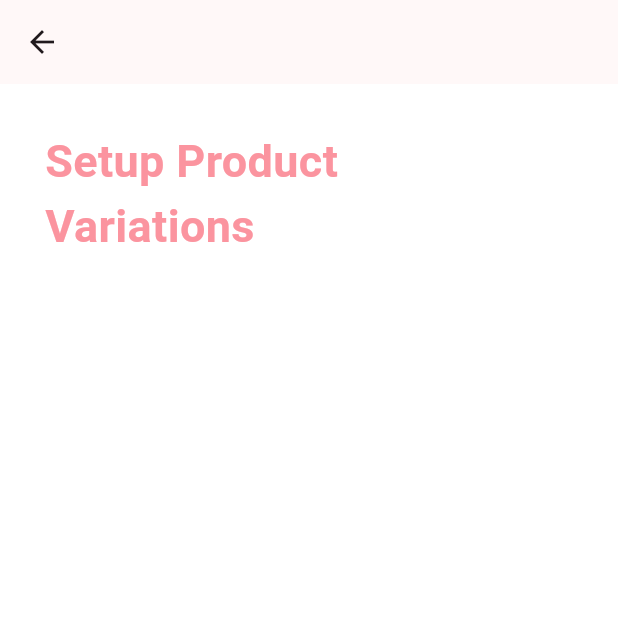
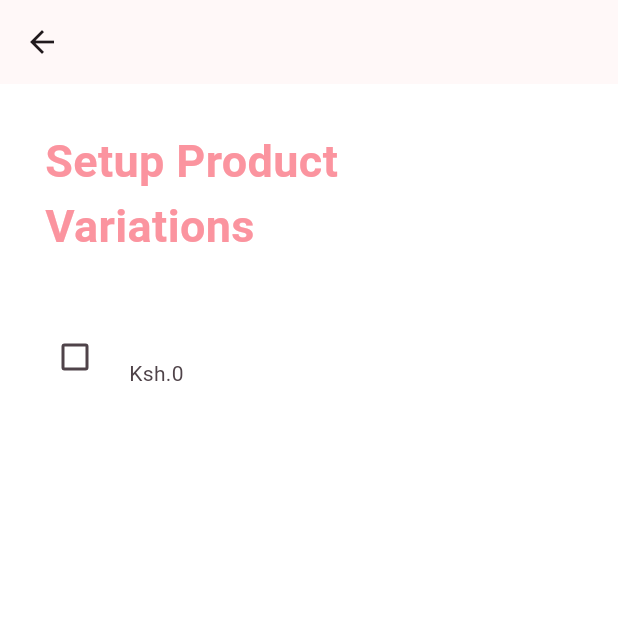
Before and after one commit to Brightmuk/product-options, a Flutter app: the VariationsPage screen opened directly, on a phone screen of 412 x 824 dp, the top half of it. Run offline on Flutter 3.47's test engine with Material 3 defaults, Android fonts, the phone set to English and light mode, and no system bars; our stand-ins replace flutter_styled_toast.

Commit message:
Generating product variations

```diff
--- a/lib/models/option.dart
+++ b/lib/models/option.dart
@@ -4,6 +4,4 @@ class ProductOption{
 
   ProductOption({required this.name,required this.values});
 
-
-
 }
--- a/lib/models/variation.dart
+++ b/lib/models/variation.dart
@@ -1,6 +1,6 @@
-class Variation {
+class ProductVariation {
   final String description;
   final int price;
   final int quantity;
-  Variation({required this.description, required this.price, required this.quantity});
+  ProductVariation({required this.description, required this.price, required this.quantity});
 }
--- a/lib/pages/variation_page.dart
+++ b/lib/pages/variation_page.dart
@@ -1,5 +1,6 @@
 import 'package:flutter/material.dart';
 import 'package:product_options/models/option.dart';
+import 'package:product_options/models/variation.dart';
 import 'package:product_options/pages/option_settings_page.dart';
 import 'package:product_options/pages/variations_settings_page.dart';
 import 'package:product_options/state/options_state.dart';
@@ -21,14 +22,15 @@ class _VariationsPageState extends State<VariationsPage> {
   @override
   Widget build(BuildContext context) {
     OptionState state = Provider.of<OptionState>(context);
+    List<ProductVariation> allVariations = state.generateCombinations();
 
     return Scaffold(
       backgroundColor: Colors.white,
       appBar: AppBar(),
       body: Padding(
         padding: EdgeInsets.all(30.0),
-        child: Column(
-          crossAxisAlignment: CrossAxisAlignment.start,
+        child: ListView(
+
           children: <Widget>[
             const Text(
               'Setup Product\nVariations',
@@ -41,26 +43,36 @@ class _VariationsPageState extends State<VariationsPage> {
               height: 30,
             ),
              ListView.builder(
-               shrinkWrap: true,
-             itemCount: state.variations.length,
+             physics: NeverScrollableScrollPhysics(),
+             shrinkWrap: true,
+             itemCount: allVariations.length,
              itemBuilder: (context, index){
 
-               return ListTile(
+               return CheckboxListTile(
+                onChanged: (val){
+                  if(val!){
+                    state.addVariation(allVariations[index],null);
+                  }else{
+                    state.removeVariation(allVariations[index]);
+                  }
+
+                },
+                value: state.variations.contains(allVariations[index]),
                  contentPadding: EdgeInsets.zero,
-                 leading: Text((index+1).toString()),
-                 title: Text(state.variations[index].description),
-                 subtitle: Text('Ksh.${state.variations[index].price}'),
-                 trailing: IconButton(icon: Icon(Icons.settings_outlined),onPressed: ()async{
+                controlAffinity: ListTileControlAffinity.leading,
+                 title: Text(allVariations[index].description),
+                 subtitle: Text('Ksh.${allVariations[index].price}'),
+                //  trailing: IconButton(icon: Icon(Icons.settings_outlined),onPressed: ()async{
 
-                   final result = await Navigator.of(context).push(MaterialPageRoute(builder: (ctx)=>VariationSettingsPage(option: state.options[index],)));
-                   state.variations.removeAt(index);
-                   setState(() {
+                //    final result = await Navigator.of(context).push(MaterialPageRoute(builder: (ctx)=>VariationSettingsPage(option: state.options[index],)));
+                //    state.variations.removeAt(index);
+                //    setState(() {
 
-                     if(result!=null){
-                     state.variations.add(result);
-                   }
-                   });
-                 },),
+                //      if(result!=null){
+                //      state.variations.add(result);
+                //    }
+                //    });
+                //  },),
                );
              }
              ),
--- a/lib/state/options_state.dart
+++ b/lib/state/options_state.dart
@@ -2,22 +2,50 @@ import 'package:flutter/cupertino.dart';
 import 'package:product_options/models/option.dart';
 import 'package:product_options/models/variation.dart';
 
-class OptionState extends ChangeNotifier{
-
+class OptionState extends ChangeNotifier {
   List<ProductOption> options = [];
-  List<Variation> variations = [];
-
-  void addOption(int index, ProductOption option){
+  void addOption(int index, ProductOption option) {
     options.removeAt(index);
     options.add(option);
     notifyListeners();
   }
-  void removeOption(ProductOption option){
+
+  void removeOption(ProductOption option) {
     options.remove(option);
     notifyListeners();
   }
-  List<Variation> generateVariations(){
-    return [];
+
+  List<ProductVariation> variations = [];
+  void addVariation(ProductVariation variation,int? index,) {
+    if(index!=null){
+      //Used when an edit operation is done
+      variations.removeAt(index);
+    }
+    variations.add(variation);
+    notifyListeners();
   }
 
+  void removeVariation(ProductVariation variation) {
+    variations.remove(variation);
+    notifyListeners();
+  }
+
+  List<ProductVariation> generateCombinations() {
+    List<ProductVariation> combinations = [];
+
+    void generate(List<String> current, int depth) {
+      if (depth == options.length) {
+        combinations.add(ProductVariation(
+            description: current.join(' '), price: 0, quantity: 0));
+        return;
+      }
+
+      for (var value in options[depth].values) {
+        generate([...current, value], depth + 1);
+      }
+    }
+
+    generate([], 0);
+    return combinations;
+  }
 }
```
Also changed, not shown: lib/home.dart (+13 -4 lines).
